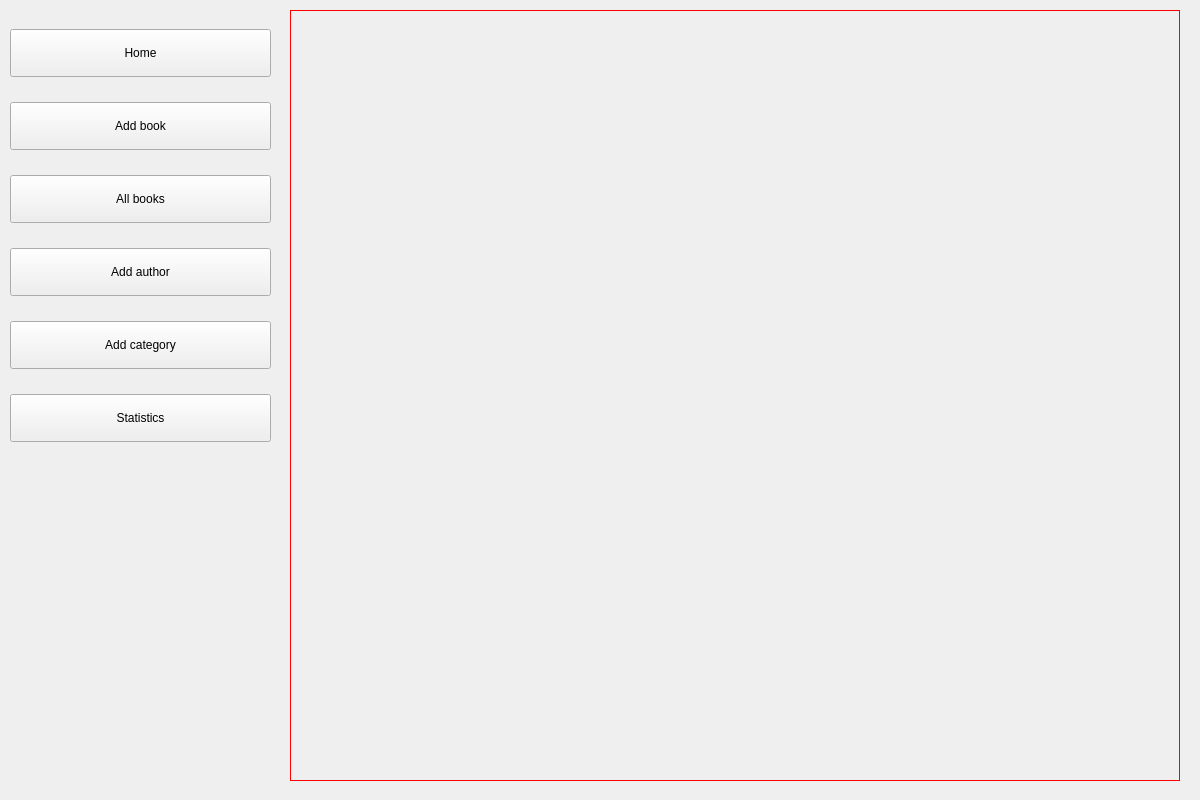
Qt form assets/ui_XML/main_window.ui (nisaia/P-yQt-ersonal-management-system) before a commit.
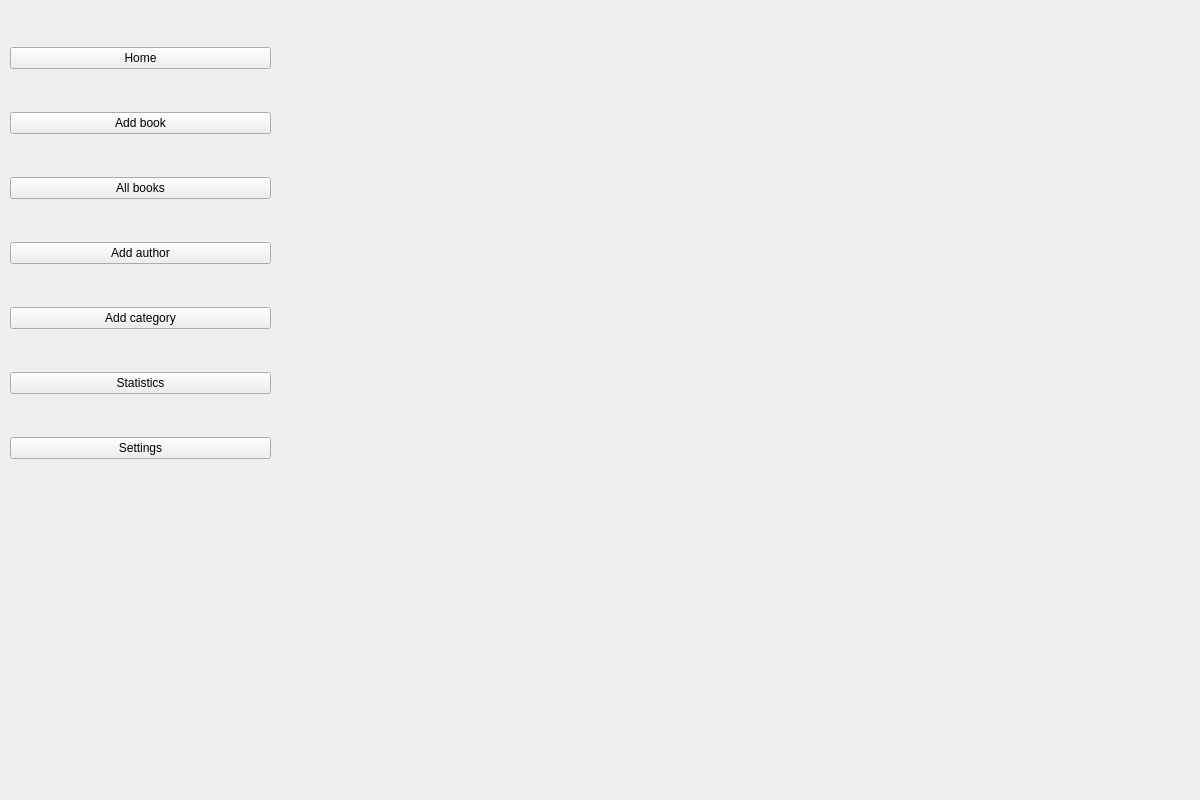
The same form after that commit.

What changed in the file:
```diff
--- a/assets/ui_XML/main_window.ui
+++ b/assets/ui_XML/main_window.ui
@@ -14,13 +14,7 @@
    <string>MainWindow</string>
   </property>
   <property name="styleSheet">
-   <string notr="true">QPushButton{
-	height: 40px;
-}
-
-QStackedWidget#stackedWidget {
-	border: 1px solid red;
-}</string>
+   <string notr="true"/>
   </property>
   <widget class="QWidget" name="centralwidget">
    <widget class="QWidget" name="verticalLayoutWidget">
@@ -29,7 +23,7 @@
       <x>10</x>
       <y>10</y>
       <width>261</width>
-      <height>451</height>
+      <height>491</height>
      </rect>
     </property>
     <layout class="QVBoxLayout" name="verticalLayout">
@@ -75,6 +69,13 @@
        </property>
       </widget>
      </item>
+     <item>
+      <widget class="QPushButton" name="settings_button">
+       <property name="text">
+        <string>Settings</string>
+       </property>
+      </widget>
+     </item>
     </layout>
    </widget>
    <widget class="QStackedWidget" name="stackedWidget">
```
